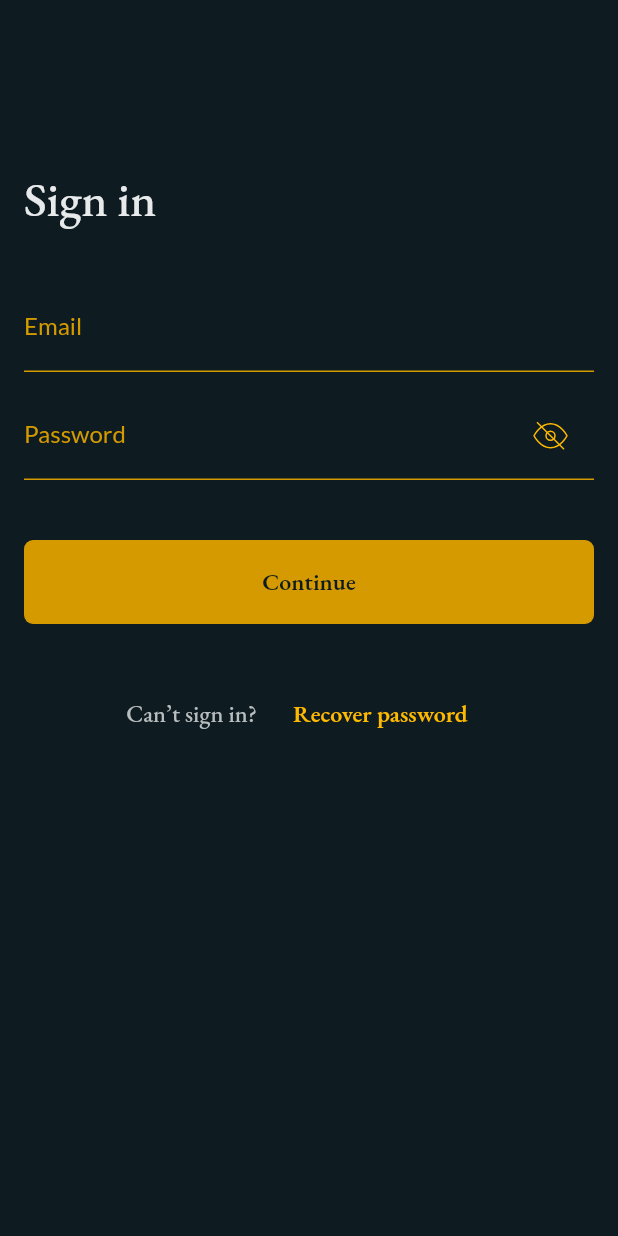
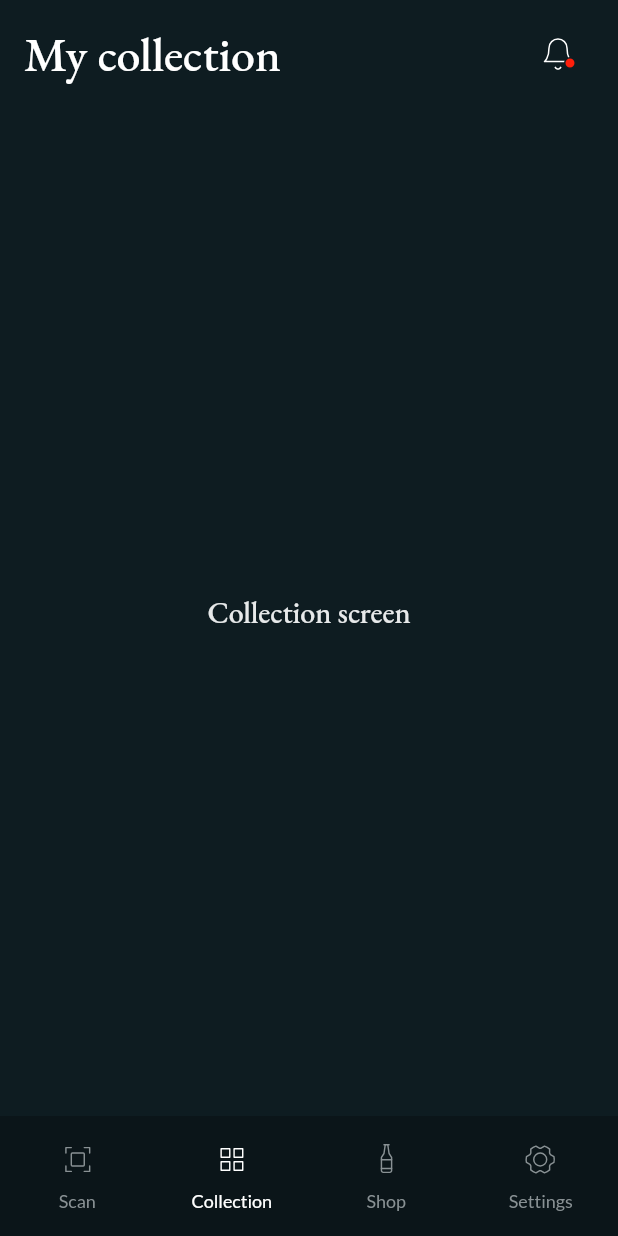
Before and after one commit to ViktorKirjanov/px_test_task, a Flutter app: the screen it shows after launch, on a phone screen of 412 x 824 dp. Run offline on Flutter 3.47's test engine with Material 2 defaults, Android fonts, the light colour scheme and no system bars; our stand-ins replace another_flushbar, equatable, flutter_bloc, flutter_svg, formz.

Commit message:
feat: init home screen

```diff
--- a/lib/config/custom_theme.dart
+++ b/lib/config/custom_theme.dart
@@ -6,18 +6,22 @@ class CustomTheme {
   static const Color white = Color.fromRGBO(255, 255, 255, 1);
   static const Color grey1 = Color.fromRGBO(231, 233, 234, 1);
   static const Color grey2 = Color.fromRGBO(184, 189, 191, 1);
-  static const Color black3 = Color.fromRGBO(14, 28, 33, 1);
+  static const Color grey3 = Color.fromRGBO(137, 145, 148, 1);
+  static const Color black1 = Color.fromRGBO(18, 35, 41, 1);
+  static const Color black2 = Color.fromRGBO(14, 28, 33, 1);
+  static const Color black3 = Color.fromRGBO(11, 21, 25, 1);
   static const Color red = Color.fromARGB(255, 195, 70, 61);
-  static const Color systemError = Color.fromRGBO(255, 31, 11, 1);
+  static const Color error = Color.fromRGBO(255, 31, 11, 1);
 
   static const appBarElevation = 0.0;
+  static const bottomNavigationBarElevation = 0.0;
   static const buttonHeight = 56.0;
   static const borderRadius = BorderRadius.all(Radius.circular(6.0));
   static const contentPadding = EdgeInsets.all(16.0);
 
   static final darkTheme = ThemeData(
     fontFamily: 'EBGaramond',
-    scaffoldBackgroundColor: black3,
+    scaffoldBackgroundColor: black2,
     textTheme: const TextTheme(
       bodyText1: TextStyle(),
       bodyText2: TextStyle(),
@@ -28,12 +32,36 @@ class CustomTheme {
       bodyColor: grey1,
     ),
     appBarTheme: const AppBarTheme(
-      backgroundColor: black3,
-      foregroundColor: black3,
+      backgroundColor: black2,
+      foregroundColor: grey1,
+      toolbarHeight: 72.0,
+      titleTextStyle: TextStyle(
+        fontWeight: FontWeight.w500,
+        fontFamily: 'EBGaramond',
+        fontSize: 32.0,
+      ),
       iconTheme: IconThemeData(
         color: grey1,
       ),
       elevation: appBarElevation,
+    ),
+    bottomNavigationBarTheme: const BottomNavigationBarThemeData(
+      backgroundColor: CustomTheme.black3,
+      unselectedItemColor: CustomTheme.grey3,
+      selectedItemColor: CustomTheme.white,
+      elevation: bottomNavigationBarElevation,
+      selectedLabelStyle: TextStyle(
+        fontFamily: 'Lato',
+        color: CustomTheme.white,
+        fontSize: 12.0,
+        fontWeight: FontWeight.w400,
+      ),
+      unselectedLabelStyle: TextStyle(
+        fontFamily: 'Lato',
+        color: CustomTheme.grey3,
+        fontSize: 12.0,
+        fontWeight: FontWeight.w400,
+      ),
     ),
     inputDecorationTheme: const InputDecorationTheme(
       border: UnderlineInputBorder(
--- a/lib/main.dart
+++ b/lib/main.dart
@@ -5,7 +5,7 @@ import 'blocs/bloc_observer.dart';
 import 'config/custom_theme.dart';
 import 'data/repository/authentication_repository.dart';
 import 'data/repository/fake_authentication_repository.dart';
-import 'screens/signin_screen/signin_screen.dart';
+import 'screens/home_screen/home_screen.dart';
 
 void main() {
   WidgetsFlutterBinding.ensureInitialized();
@@ -30,7 +30,7 @@ class App extends StatelessWidget {
         title: 'PX',
         themeMode: ThemeMode.dark,
         theme: CustomTheme.darkTheme,
-        home: const SignInScreen(),
+        home: const HomeScreen(),
       ),
     );
   }
--- /dev/null
+++ b/lib/screens/home_screen/_widgets/bottom_navigation_icon.dart
@@ -0,0 +1,30 @@
+import 'package:flutter/material.dart';
+import 'package:flutter_svg/svg.dart';
+
+import '../../../config/custom_theme.dart';
+
+class BottomNavigationIcon extends StatelessWidget {
+  final bool isSelected;
+  final String svgPath;
+
+  const BottomNavigationIcon({
+    super.key,
+    required this.isSelected,
+    required this.svgPath,
+  });
+
+  @override
+  Widget build(BuildContext context) {
+    return Padding(
+      padding: const EdgeInsets.only(bottom: 8.0),
+      child: SizedBox(
+        height: 24.0,
+        width: 24.0,
+        child: SvgPicture.asset(
+          svgPath,
+          color: isSelected ? CustomTheme.white : CustomTheme.grey3,
+        ),
+      ),
+    );
+  }
+}
--- /dev/null
+++ b/lib/screens/home_screen/_widgets/collection_screen/_widgets/notification_bell.dart
@@ -0,0 +1,45 @@
+import 'package:flutter/cupertino.dart';
+import 'package:flutter_svg/svg.dart';
+
+import '../../../../../config/custom_theme.dart';
+
+class NotificationBell extends StatelessWidget {
+  const NotificationBell({super.key});
+
+  @override
+  Widget build(BuildContext context) {
+    return CupertinoButton(
+      onPressed: () {},
+      child: SizedBox(
+        height: 40.0,
+        width: 40.0,
+        child: Center(
+          child: Stack(
+            children: [
+              SvgPicture.asset(
+                'assets/svg/bell.svg',
+                color: CustomTheme.white,
+              ),
+              Positioned(
+                right: .0,
+                bottom: 2.0,
+                child: Container(
+                  height: 8.0,
+                  width: 8.0,
+                  decoration: BoxDecoration(
+                    color: CustomTheme.error,
+                    shape: BoxShape.circle,
+                    border: Border.all(
+                      width: 1.0,
+                      color: CustomTheme.black2,
+                    ),
+                  ),
+                ),
+              ),
+            ],
+          ),
+        ),
+      ),
+    );
+  }
+}
--- /dev/null
+++ b/lib/screens/home_screen/_widgets/collection_screen/collection_screen.dart
@@ -0,0 +1,28 @@
+import 'package:flutter/material.dart';
+
+import '_widgets/notification_bell.dart';
+
+class CollectionScreen extends StatelessWidget {
+  const CollectionScreen({super.key});
+  @override
+  Widget build(BuildContext context) {
+    return Scaffold(
+      appBar: AppBar(
+        title: const Text('My collection'),
+        centerTitle: false,
+        actions: const [
+          NotificationBell(),
+        ],
+      ),
+      body: const Center(
+        child: Text(
+          "Collection screen",
+          style: TextStyle(
+            fontSize: 20,
+            fontWeight: FontWeight.w500,
+          ),
+        ),
+      ),
+    );
+  }
+}
--- /dev/null
+++ b/lib/screens/home_screen/_widgets/scan_screen.dart
@@ -0,0 +1,18 @@
+import 'package:flutter/material.dart';
+
+class ScanScreen extends StatelessWidget {
+  const ScanScreen({super.key});
+
+  @override
+  Widget build(BuildContext context) {
+    return const Center(
+      child: Text(
+        "Scan screen",
+        style: TextStyle(
+          fontSize: 20,
+          fontWeight: FontWeight.w500,
+        ),
+      ),
+    );
+  }
+}
--- /dev/null
+++ b/lib/screens/home_screen/_widgets/settings_screen.dart
@@ -0,0 +1,18 @@
+import 'package:flutter/material.dart';
+
+class SettingsScreen extends StatelessWidget {
+  const SettingsScreen({super.key});
+
+  @override
+  Widget build(BuildContext context) {
+    return const Center(
+      child: Text(
+        "Settings screen",
+        style: TextStyle(
+          fontSize: 20,
+          fontWeight: FontWeight.w500,
+        ),
+      ),
+    );
+  }
+}
--- /dev/null
+++ b/lib/screens/home_screen/_widgets/shop_screen.dart
@@ -0,0 +1,18 @@
+import 'package:flutter/material.dart';
+
+class ShopScreen extends StatelessWidget {
+  const ShopScreen({super.key});
+
+  @override
+  Widget build(BuildContext context) {
+    return const Center(
+      child: Text(
+        "Shop screen",
+        style: TextStyle(
+          fontSize: 20,
+          fontWeight: FontWeight.w500,
+        ),
+      ),
+    );
+  }
+}
--- a/lib/screens/home_screen/home_screen.dart
+++ b/lib/screens/home_screen/home_screen.dart
@@ -1,15 +1,80 @@
 import 'package:flutter/material.dart';
 
-class HomeScreen extends StatelessWidget {
+import '../../config/custom_theme.dart';
+import '_widgets/bottom_navigation_icon.dart';
+import '_widgets/collection_screen/collection_screen.dart';
+import '_widgets/scan_screen.dart';
+import '_widgets/settings_screen.dart';
+import '_widgets/shop_screen.dart';
+
+class HomeScreen extends StatefulWidget {
   const HomeScreen({super.key});
+
+  @override
+  State<HomeScreen> createState() => _HomeScreenState();
+}
+
+class _HomeScreenState extends State<HomeScreen> {
+  var _selectedIndex = 1;
+
+  final _pages = [
+    const ScanScreen(),
+    const CollectionScreen(),
+    const ShopScreen(),
+    const SettingsScreen(),
+  ];
+
+  void _onItemTapped(int index) {
+    setState(() => _selectedIndex = index);
+  }
 
   @override
   Widget build(BuildContext context) {
     return Scaffold(
-      appBar: AppBar(
-        title: const Text('Home'),
+      body: _pages[_selectedIndex],
+      bottomNavigationBar: Container(
+        color: CustomTheme.black3,
+        child: SafeArea(
+          child: SizedBox(
+            height: 80.0,
+            child: BottomNavigationBar(
+              type: BottomNavigationBarType.fixed,
+              currentIndex: _selectedIndex,
+              onTap: _onItemTapped,
+              items: <BottomNavigationBarItem>[
+                BottomNavigationBarItem(
+                  icon: BottomNavigationIcon(
+                    isSelected: _selectedIndex == 0,
+                    svgPath: 'assets/svg/scan.svg',
+                  ),
+                  label: 'Scan',
+                ),
+                BottomNavigationBarItem(
+                  icon: BottomNavigationIcon(
+                    isSelected: _selectedIndex == 1,
+                    svgPath: 'assets/svg/squares.svg',
+                  ),
+                  label: 'Collection',
+                ),
+                BottomNavigationBarItem(
+                  icon: BottomNavigationIcon(
+                    isSelected: _selectedIndex == 2,
+                    svgPath: 'assets/svg/bottle.svg',
+                  ),
+                  label: 'Shop',
+                ),
+                BottomNavigationBarItem(
+                  icon: BottomNavigationIcon(
+                    isSelected: _selectedIndex == 3,
+                    svgPath: 'assets/svg/gears.svg',
+                  ),
+                  label: 'Settings',
+                ),
+              ],
+            ),
+          ),
+        ),
       ),
-      body: Container(),
     );
   }
 }
```
Also changed, not shown: assets/svg/bell.svg (added), assets/svg/bottle.svg (added), assets/svg/gears.svg (added), assets/svg/scan.svg (added), assets/svg/squares.svg (added).
